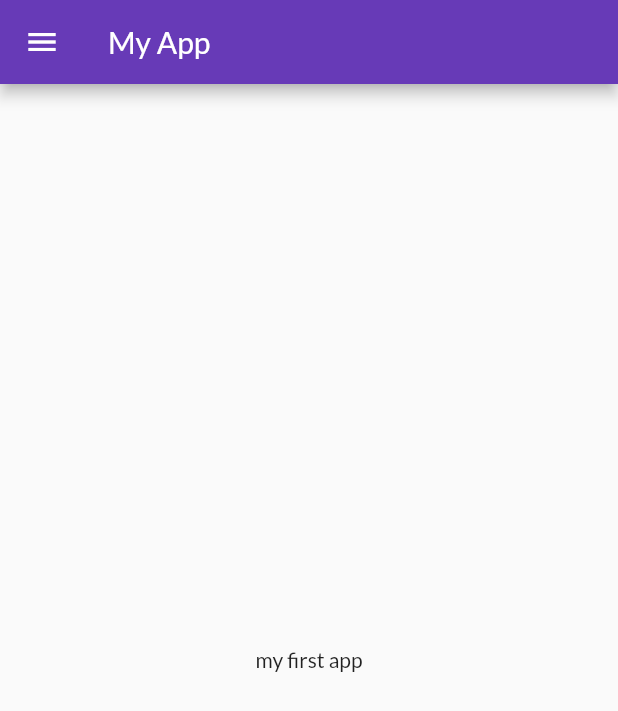
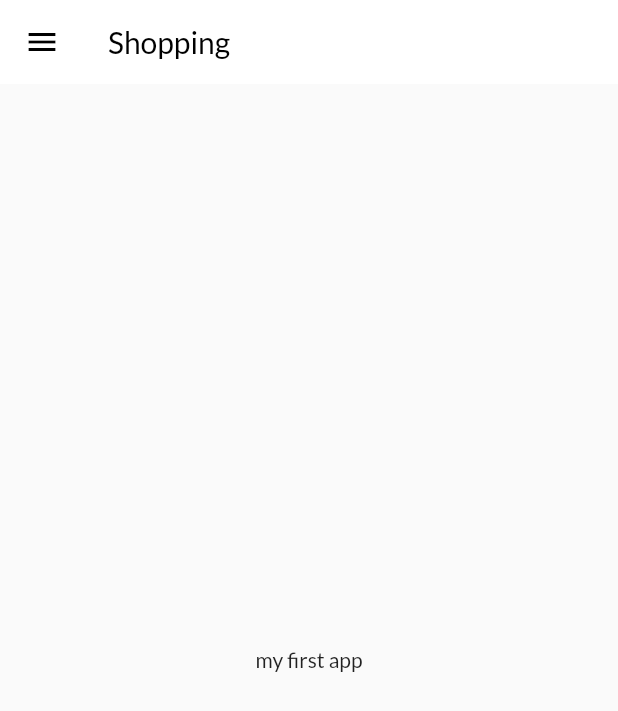
Before and after one commit to himanshugodara38/Learn_flutter, a Flutter app: the screen it shows after launch, on a phone screen of 412 x 824 dp. Shown: the top 711 px of the screen. Run offline on Flutter 3.47's test engine with Material 2 defaults, Android fonts, the phone set to English and light mode, and no system bars; our stand-ins replace google_fonts.

Commit message:
themes extracted

```diff
--- a/lib/home_page.dart
+++ b/lib/home_page.dart
@@ -13,7 +13,11 @@ class HomePage extends StatelessWidget {
     return Scaffold(
         appBar:AppBar(
 
-          title: Text("My App"),
+
+
+          title: Text("Shopping",
+          style: TextStyle(color: Colors.black),
+           ),
         ),
           body:Center(
             child:Container(
--- a/lib/main.dart
+++ b/lib/main.dart
@@ -1,6 +1,7 @@
 import 'package:first_app/home_page.dart';
 import 'package:first_app/log_in_page.dart';
 import 'package:first_app/utils/routes.dart';
+import 'package:first_app/widgets/themes.dart';
 import 'package:flutter/material.dart';
 import 'package:google_fonts/google_fonts.dart';
 
@@ -14,12 +15,13 @@ class MyApp extends StatelessWidget {
     return MaterialApp(
 
       themeMode: ThemeMode.light,
-      theme: ThemeData(primarySwatch: Colors.deepPurple,
-    fontFamily: GoogleFonts.lato().fontFamily),
-      darkTheme: ThemeData(
-        brightness: Brightness.dark
+      theme:MyTheme.lightTheme(context),
+        darkTheme: MyTheme.darkTheme(context),
 
-      ),
+
+
+
+
       debugShowCheckedModeBanner: false,
       initialRoute: MyRoutes.homeRoute ,
       routes: {
--- /dev/null
+++ b/lib/widgets/themes.dart
@@ -0,0 +1,23 @@
+import 'package:flutter/material.dart';
+import 'package:google_fonts/google_fonts.dart';
+
+class MyTheme {
+  static ThemeData lightTheme(BuildContext context) =>
+    ThemeData(
+        primarySwatch: Colors.deepPurple,
+        fontFamily: GoogleFonts.lato().fontFamily,
+        appBarTheme: AppBarTheme(
+          color: Colors.white,
+          elevation: 0.0,
+          iconTheme: IconThemeData(
+            color: Colors.black),
+    ));
+    static ThemeData darkTheme(BuildContext context)=>
+      ThemeData(
+        brightness: Brightness.dark,
+
+      );
+
+
+
+}
```
